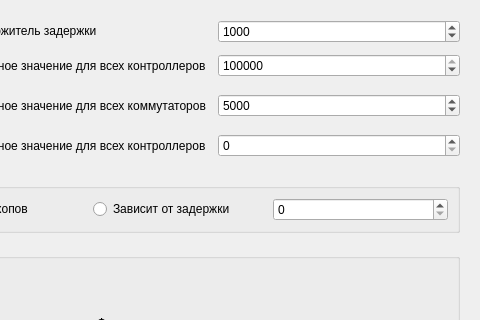
The window that cppparameters.ui (demonsmd/CPPSolver) describes before a commit, drawn with Qt 5; both pictures show x 301 to 781 and y 0 to 320 of the 781 by 541 pixel window.
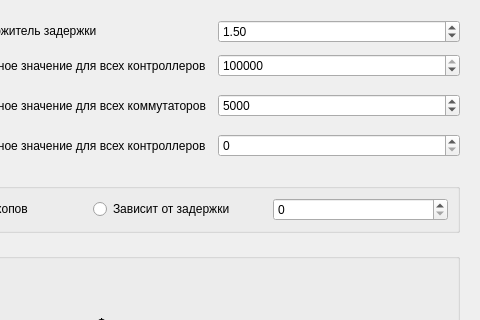
The same window after the commit.

```diff
--- a/cppparameters.ui
+++ b/cppparameters.ui
@@ -58,25 +58,6 @@
           </property>
          </widget>
         </item>
-        <item row="0" column="3" colspan="2">
-         <widget class="QSpinBox" name="LmaxSpinBox">
-          <property name="sizePolicy">
-           <sizepolicy hsizetype="Minimum" vsizetype="Fixed">
-            <horstretch>0</horstretch>
-            <verstretch>0</verstretch>
-           </sizepolicy>
-          </property>
-          <property name="minimum">
-           <number>1</number>
-          </property>
-          <property name="maximum">
-           <number>16777215</number>
-          </property>
-          <property name="value">
-           <number>1000</number>
-          </property>
-         </widget>
-        </item>
         <item row="5" column="0" colspan="5">
          <widget class="QGroupBox" name="groupBox">
           <property name="sizePolicy">
@@ -443,6 +424,16 @@
           </property>
          </widget>
         </item>
+        <item row="0" column="3" colspan="2">
+         <widget class="QDoubleSpinBox" name="LmaxSpinBox">
+          <property name="maximum">
+           <double>1000000.000000000000000</double>
+          </property>
+          <property name="value">
+           <double>1.500000000000000</double>
+          </property>
+         </widget>
+        </item>
        </layout>
       </item>
      </layout>
```
